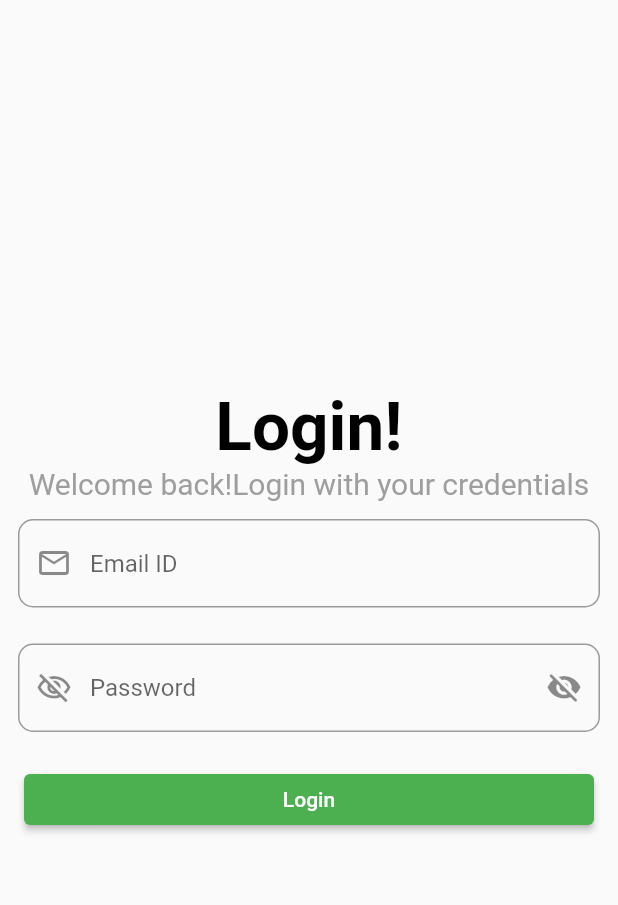
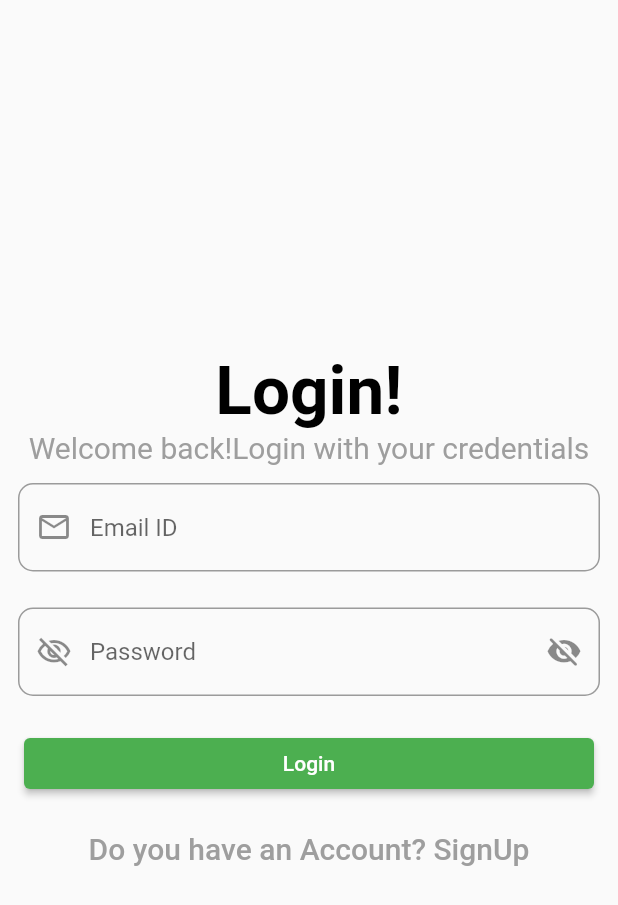
Before and after one commit to Arya455/my_flutter_assignments, a Flutter app: the screen it shows after launch, after a tap on "Login", on a phone screen of 412 x 824 dp. Shown: the top 905 px of the screen. Run offline on Flutter 3.47's test engine with Material 2 defaults, Android fonts, the phone set to English and light mode, and no system bars; network calls fail.

Commit message:
initial commit

```diff
--- a/lib/home.dart
+++ b/lib/home.dart
@@ -32,7 +32,7 @@ class HomePage extends StatelessWidget {
           Padding(
             padding: const EdgeInsets.all(8.0),
             child: SizedBox(
-              height: 30,
+              height: 50,
               width: 1000,
               child: ElevatedButton(
                 style: ElevatedButton.styleFrom(primary: Colors.green),
@@ -51,7 +51,7 @@ class HomePage extends StatelessWidget {
           Padding(
             padding: const EdgeInsets.all(8.0),
             child: SizedBox(
-              height: 30,
+              height: 50,
               width: 1000,
               child: ElevatedButton(
                   style: ElevatedButton.styleFrom(primary: Colors.green),
--- a/lib/login.dart
+++ b/lib/login.dart
@@ -55,9 +55,8 @@ class LoginPage extends StatelessWidget {
               ),
               Padding(
                 padding: const EdgeInsets.all(8.0),
-                child: SizedBox(
-                  height: 50,
-                  width: 500,
+
+
                   child: SizedBox(height: 50,width: 1000,
                     child: Padding(
                       padding: const EdgeInsets.all(8.0),
@@ -69,9 +68,13 @@ class LoginPage extends StatelessWidget {
                             style: TextStyle(color: Colors.white),
                           )),
                     ),
-                  ),
+
                 ),
-              )
+              ),
+              TextButton(style: TextButton.styleFrom(primary: Colors.grey),
+                  onPressed: (){
+
+              }, child: Text("Do you have an Account? SignUp",style: TextStyle(fontSize: 20),))
             ],
           ),
         ),
--- a/lib/signup.dart
+++ b/lib/signup.dart
@@ -26,7 +26,7 @@ class SignUpPage extends StatelessWidget {
                 padding: EdgeInsets.all(8.0),
                 child: Text(
                   "Create an Account..Its free",
-                  style: TextStyle(color: Colors.grey),
+                  style: TextStyle(fontSize:20,color: Colors.grey),
                 ),
               ),
               Padding(
@@ -74,6 +74,9 @@ class SignUpPage extends StatelessWidget {
                   }, child: Text("SignUp")),
                 ),
               ),
+              TextButton(style: TextButton.styleFrom(primary: Colors.grey),
+                  onPressed: (){},
+                  child: Text("Do you have an Account? Login",style: TextStyle(fontSize: 20,color: Colors.grey),))
             ],
           ),
         ),
```
